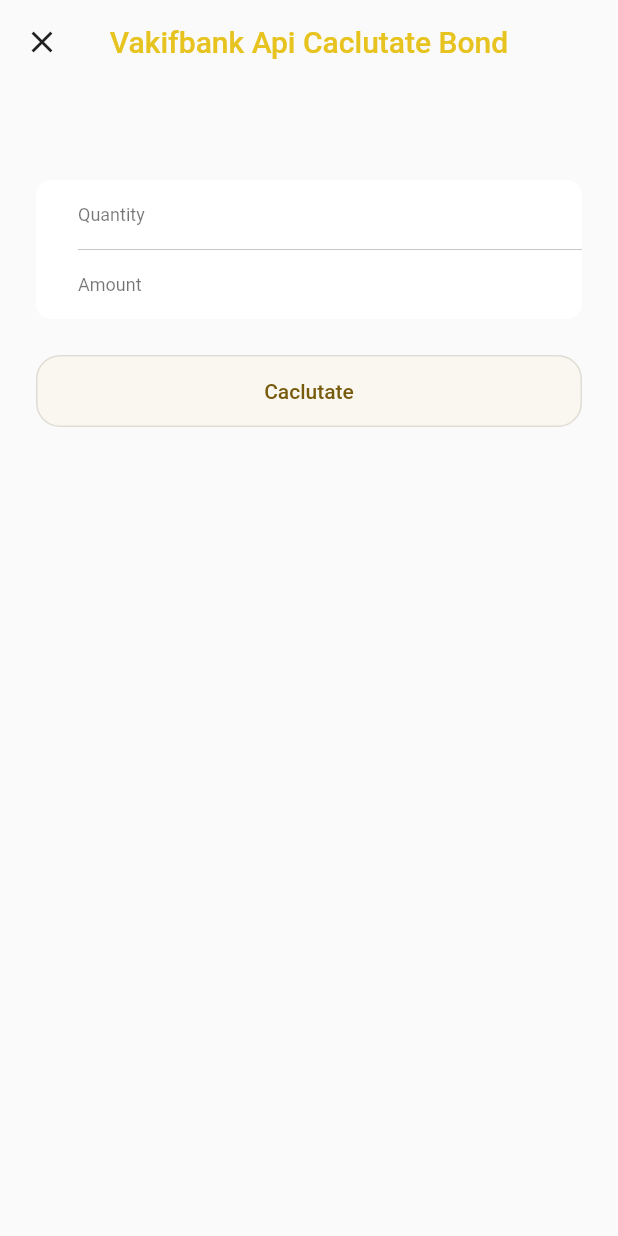
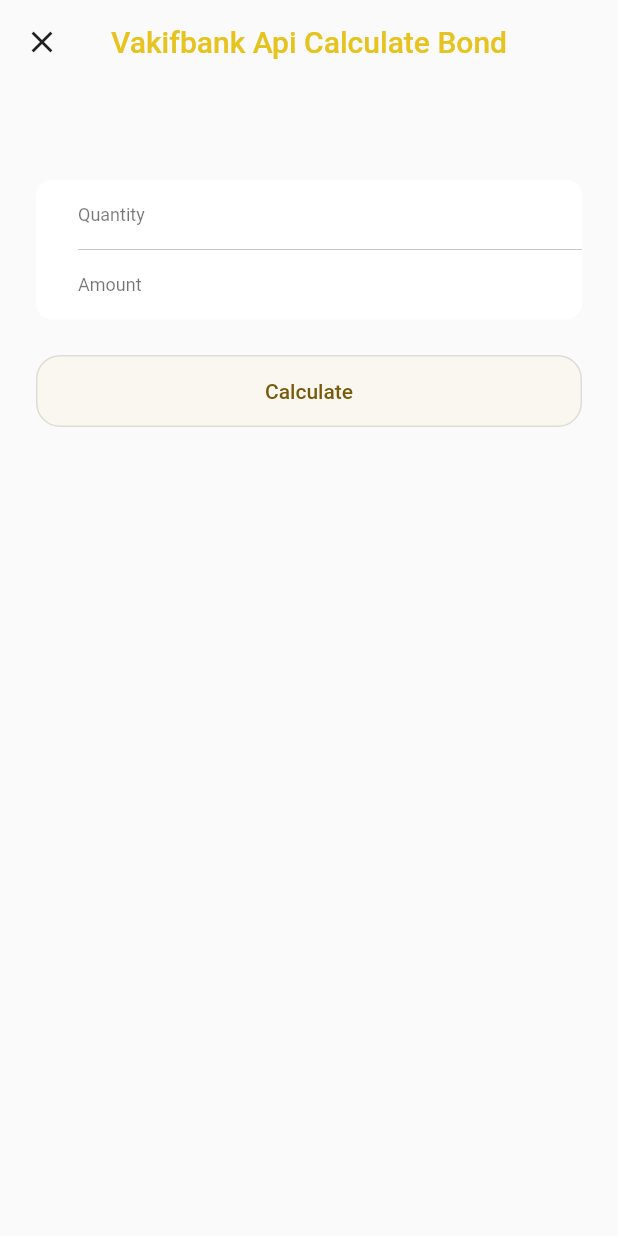
Before and after one commit to acdinc/flutter-vakifbank-api-example, a Flutter app: the _BondCalculatorView screen opened directly with empty values, on a phone screen of 412 x 824 dp. Run offline on Flutter 3.47's test engine with Material 2 defaults, Android fonts, the light colour scheme and no system bars; our stand-ins replace dio, envied, equatable, flutter_bloc, freezed_annotation, get_it and 2 more; accounts and stored records are empty; generated files the repository leaves out were written again.

Commit message:
sdk updated, strings fixed

```diff
--- a/lib/app/constants/app_strings.dart
+++ b/lib/app/constants/app_strings.dart
@@ -8,7 +8,7 @@
   static const fetch = 'Fetch';
   static const list = 'List';
   static const bondList = '${AppConstants.apiName} Bond List';
-  static const calculateBond = '${AppConstants.apiName} Caclutate Bond';
+  static const calculateBond = '${AppConstants.apiName} Calculate Bond';
   static const quantity = 'Quantity';
   static const amount = 'Amount';
   static const cleanPrice = 'Clean Price';
@@ -16,7 +16,7 @@
   static const couponUnitPrice = 'Coupon Unit Price';
   static const netAmount = 'Net Amount';
   static const quantityOrAmount = 'Type quantity or amount';
-  static const calculate = 'Caclutate';
+  static const calculate = 'Calculate';
   static const sellOrBuy = 'Sell/Buy';
   static const chooseTransactionType =
       'Choose to see sell prices or buy prices of ';
```
Also changed, not shown: pubspec.yaml (+6 -5 lines), pubspec.lock, 1 other file.
